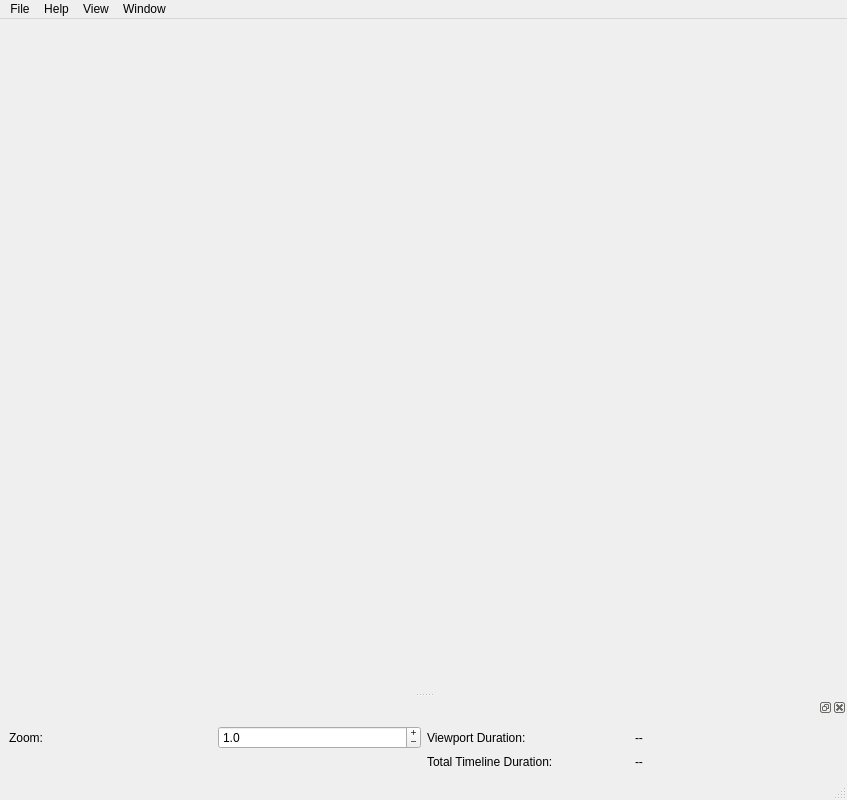
Qt form GUI/MainWindow/MainWindow.ui (BrendonWatsonLab/PhoPyQtTimelinePlotter) before a commit.
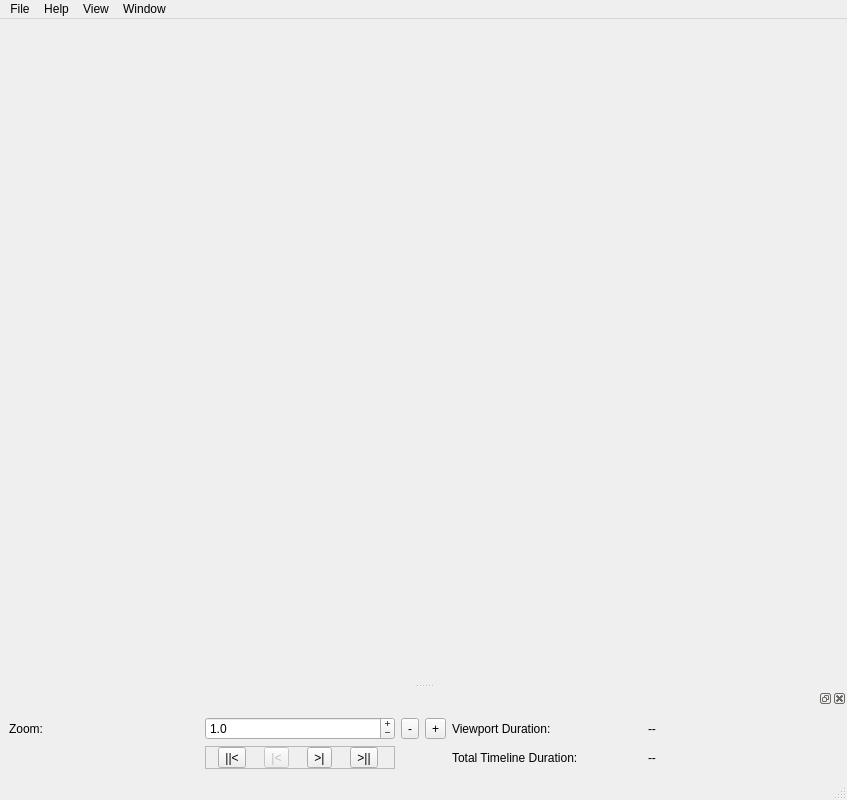
The same form after that commit.

Commit message: Added auxiliary buttons to zoom in and out the timeline

What changed in the file:
```diff
--- a/GUI/MainWindow/MainWindow.ui
+++ b/GUI/MainWindow/MainWindow.ui
@@ -96,6 +96,30 @@
     <layout class="QHBoxLayout" name="horizontalLayout_2">
      <item>
       <layout class="QGridLayout" name="gridLayout">
+       <item row="0" column="2">
+        <widget class="QToolButton" name="toolButton_ZoomOut">
+         <property name="toolTip">
+          <string>Zoom Out</string>
+         </property>
+         <property name="text">
+          <string>-</string>
+         </property>
+        </widget>
+       </item>
+       <item row="0" column="5">
+        <widget class="QLabel" name="lblActiveViewportDuration">
+         <property name="text">
+          <string>--</string>
+         </property>
+        </widget>
+       </item>
+       <item row="0" column="4">
+        <widget class="QLabel" name="label_2">
+         <property name="text">
+          <string>Viewport Duration:</string>
+         </property>
+        </widget>
+       </item>
        <item row="0" column="0">
         <widget class="QLabel" name="label">
          <property name="text">
@@ -103,6 +127,20 @@
          </property>
         </widget>
        </item>
+       <item row="1" column="5">
+        <widget class="QLabel" name="lblActiveTotalTimelineDuration">
+         <property name="text">
+          <string>--</string>
+         </property>
+        </widget>
+       </item>
+       <item row="1" column="4">
+        <widget class="QLabel" name="label_3">
+         <property name="text">
+          <string>Total Timeline Duration:</string>
+         </property>
+        </widget>
+       </item>
        <item row="0" column="1">
         <widget class="QDoubleSpinBox" name="doubleSpinBox_currentZoom">
          <property name="buttonSymbols">
@@ -126,31 +164,95 @@
         </widget>
        </item>
        <item row="0" column="3">
-        <widget class="QLabel" name="lblActiveViewportDuration">
-         <property name="text">
-          <string>--</string>
+        <widget class="QToolButton" name="toolButton_ZoomIn">
+         <property name="toolTip">
+          <string>Zoom In</string>
          </property>
-        </widget>
-       </item>
-       <item row="0" column="2">
-        <widget class="QLabel" name="label_2">
          <property name="text">
-          <string>Viewport Duration:</string>
+          <string>+</string>
          </property>
         </widget>
        </item>
-       <item row="1" column="2">
-        <widget class="QLabel" name="label_3">
-         <property name="text">
-          <string>Total Timeline Duration:</string>
+       <item row="1" column="1">
+        <widget class="QFrame" name="frame">
+         <property name="frameShape">
+          <enum>QFrame::StyledPanel</enum>
          </property>
-        </widget>
-       </item>
-       <item row="1" column="3">
-        <widget class="QLabel" name="lblActiveTotalTimelineDuration">
-         <property name="text">
-          <string>--</string>
+         <property name="frameShadow">
+          <enum>QFrame::Raised</enum>
          </property>
+         <layout class="QHBoxLayout" name="horizontalLayout">
+          <property name="spacing">
+           <number>6</number>
+          </property>
+          <property name="leftMargin">
+           <number>0</number>
+          </property>
+          <property name="topMargin">
+           <number>0</number>
+          </property>
+          <property name="rightMargin">
+           <number>0</number>
+          </property>
+          <property name="bottomMargin">
+           <number>0</number>
+          </property>
+          <item>
+           <widget class="QToolButton" name="toolButton_ScrollToStart">
+            <property name="toolTip">
+             <string>Scroll to Start of Timeline</string>
+            </property>
+            <property name="statusTip">
+             <string>Scroll to Start of Timeline</string>
+            </property>
+            <property name="text">
+             <string>||&lt;</string>
+            </property>
+           </widget>
+          </item>
+          <item>
+           <widget class="QToolButton" name="toolButton_ScrollToPrevious">
+            <property name="enabled">
+             <bool>false</bool>
+            </property>
+            <property name="toolTip">
+             <string>Scroll to Previous Video</string>
+            </property>
+            <property name="statusTip">
+             <string>Scroll to Previous Video</string>
+            </property>
+            <property name="text">
+             <string>|&lt;</string>
+            </property>
+           </widget>
+          </item>
+          <item>
+           <widget class="QToolButton" name="toolButton_ScrollToNext">
+            <property name="toolTip">
+             <string>Scroll to Next Video</string>
+            </property>
+            <property name="statusTip">
+             <string>Scroll to Next Video</string>
+            </property>
+            <property name="text">
+             <string>&gt;|</string>
+            </property>
+           </widget>
+          </item>
+          <item>
+           <widget class="QToolButton" name="toolButton_ScrollToEnd">
+            <property name="toolTip">
+             <string>Scroll to End of Timeline</string>
+            </property>
+            <property name="statusTip">
+             <string>Scroll to End of Timeline</string>
+            </property>
+            <property name="text">
+             <string>&gt;||</string>
+            </property>
+           </widget>
+          </item>
+         </layout>
         </widget>
        </item>
       </layout>
```
Left out of the diff: 2 changed lines with no effect on the pictures. The commit also changes 1 other file.
